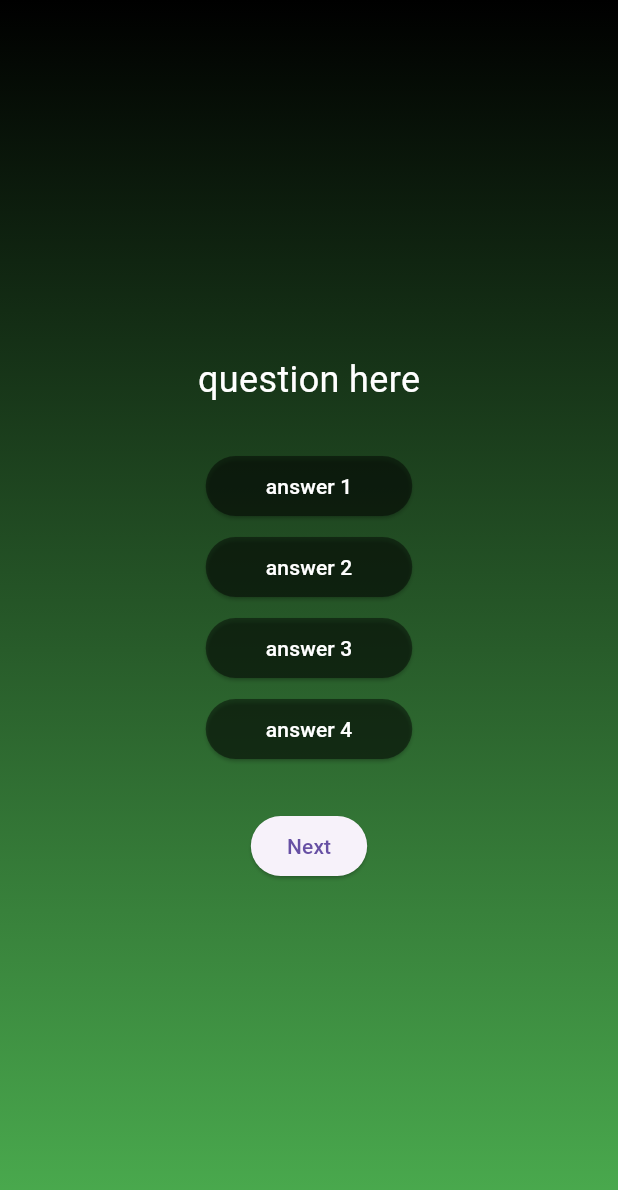
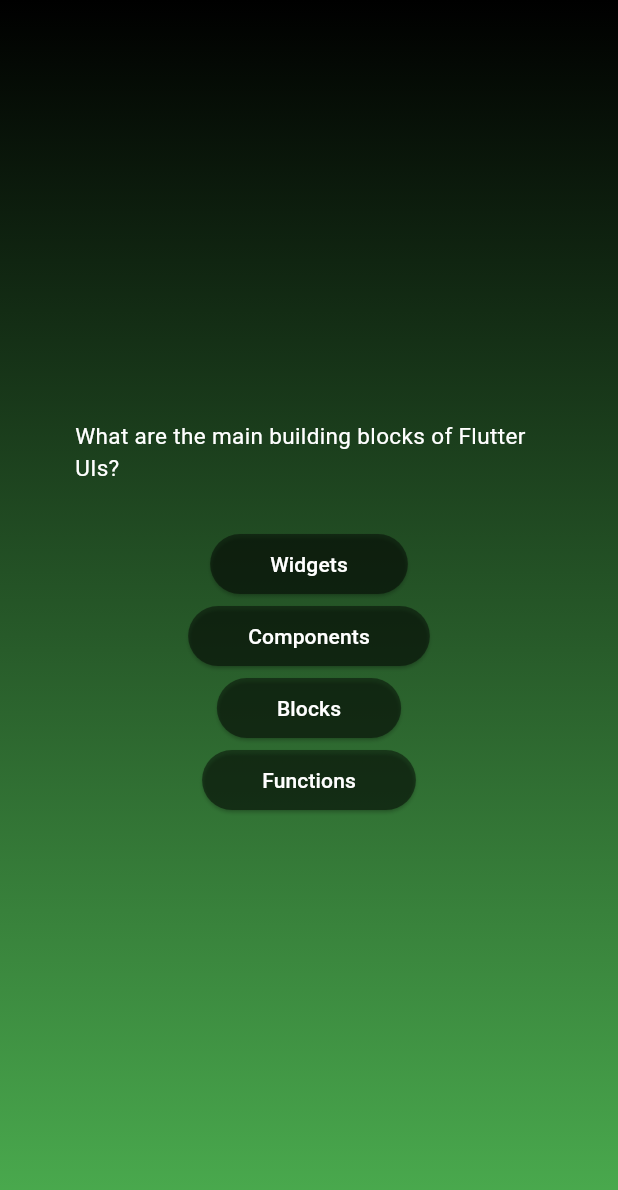
Before and after one commit to cheesyGarlicBread15/adv_basics, a Flutter app: the screen it shows after launch, after a tap on "Start Quiz", on a phone screen of 412 x 824 dp. Shown: the top 1190 px of the screen. Run offline on Flutter 3.47's test engine with Material 3 defaults, Android fonts, the phone set to English and light mode, and no system bars.

Commit message:
↓ optimized code, mapping lists via spread operator

```diff
--- a/lib/questions_screen.dart
+++ b/lib/questions_screen.dart
@@ -1,7 +1,9 @@
 import 'package:adv_basics/buttons/answer_button.dart';
+import 'package:adv_basics/models/quiz_question.dart';
 import 'package:flutter/material.dart';
 import 'package:flutter/rendering.dart';
 import 'package:flutter/widgets.dart';
+import 'package:adv_basics/data/questions.dart';
 
 class QuestionsScreen extends StatefulWidget {
   const QuestionsScreen({super.key});
@@ -11,6 +13,10 @@ class QuestionsScreen extends StatefulWidget {
 }
 
 class _QuestionsScreenState extends State<QuestionsScreen> {
+  // from another file
+  final QuizQuestion currentQuestion = questions[0];
+  final numbers = [1, 2, 3, 4];
+
   @override
   Widget build(BuildContext context) {
     return SizedBox(
@@ -18,45 +24,28 @@ class _QuestionsScreenState extends State<QuestionsScreen> {
       child: Column(
         mainAxisAlignment: MainAxisAlignment.center,
         children: [
-          const Text(
-            'question here',
-            style: TextStyle(
-              color: Colors.white,
-              fontSize: 24,
+          Padding(
+            padding: const EdgeInsets.symmetric(horizontal: 50),
+            child: Text(
+              currentQuestion.question,
+              style: const TextStyle(
+                color: Colors.white,
+                fontSize: 15,
+              ),
             ),
           ),
           const SizedBox(
             height: 30,
           ),
-          AnswerButton(
-            answer: 'answer 1',
-            onTap: () {},
-          ),
-          const SizedBox(
-            height: 6,
-          ),
-          AnswerButton(
-            answer: 'answer 2',
-            onTap: () {},
-          ),
-          const SizedBox(
-            height: 6,
-          ),
-          AnswerButton(
-            answer: 'answer 3',
-            onTap: () {},
-          ),
-          const SizedBox(
-            height: 6,
-          ),
-          AnswerButton(
-            answer: 'answer 4',
-            onTap: () {},
-          ),
-          const SizedBox(
-            height: 30,
-          ),
-          ElevatedButton(onPressed: () {}, child: const Text('Next'))
+          /**.map returns a list of AnswerButtons ([AnswerButton, AnswerButton, ...]), we need widgets not list,
+           * to return the list as the values inside which we need, add three dots '...' before the list
+           */
+          ...currentQuestion.answers.map((answer) {
+            return AnswerButton(
+              answer: answer,
+              onTap: () {},
+            );
+          }),
         ],
       ),
     );
```
